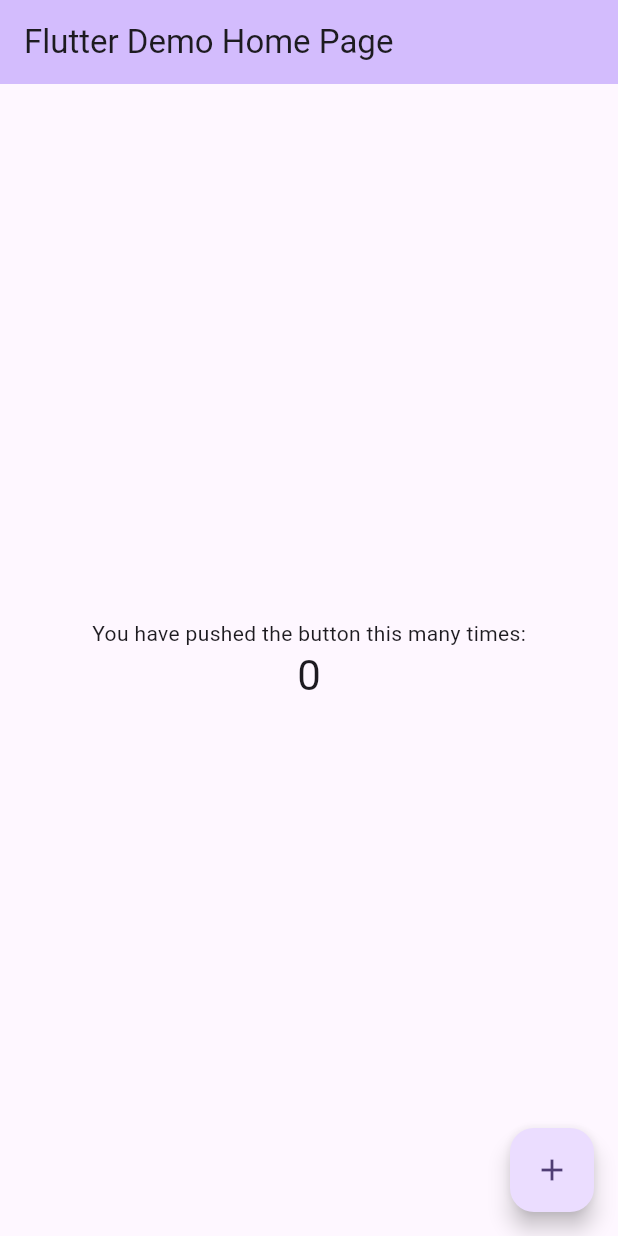
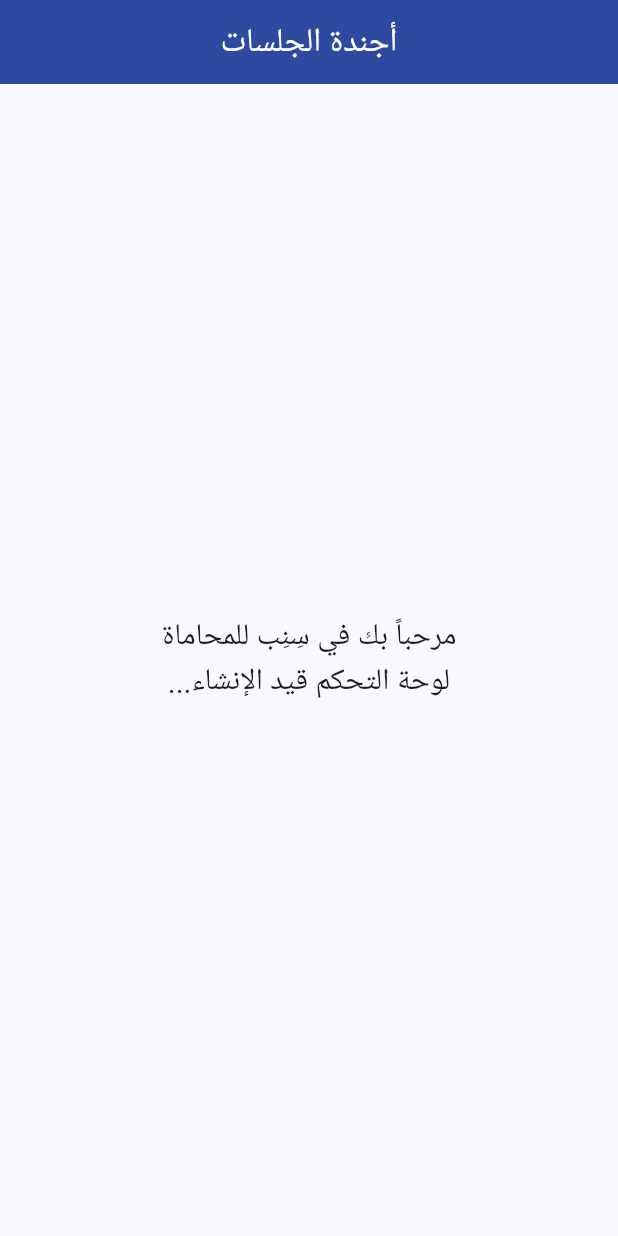
Before and after one commit to Eslam-naser489/Seneb_law_flutter, a Flutter app: the screen it shows after launch, on a phone screen of 412 x 824 dp. Run offline on Flutter 3.47's test engine with Material 3 defaults, Android fonts, the phone set to English and light mode, and no system bars; our stand-ins replace go_router, lottie.

Commit message:
feat(core): setup RTL localization and primary theme

````diff
--- a/analysis_options.yaml
+++ b/analysis_options.yaml
@@ -7,6 +7,11 @@
 
 # The following line activates a set of recommended lints for Flutter apps,
 # packages, and plugins designed to encourage good coding practices.
+analyzer:
+  exclude:
+    - build/**
+    - android/**
+    - windows/**
 include: package:flutter_lints/flutter.yaml
 
 linter:
--- /dev/null
+++ b/l10n.yaml
@@ -0,0 +1,3 @@
+arb-dir: lib/l10n
+template-arb-file: app_en.arb
+output-localization-file: app_localizations.dart
--- /dev/null
+++ b/lib/app/router.dart
@@ -0,0 +1,17 @@
+import 'package:go_router/go_router.dart';
+import 'package:seneb_law/features/dashboard/presentation/dashboard_screen.dart';
+import 'package:seneb_law/features/splash/presentation/splash_screen.dart';
+
+final appRouter = GoRouter(
+  initialLocation: '/',
+  routes: [
+    GoRoute(
+      path: '/',
+      builder: (context, state) => const SplashScreen(),
+    ),
+    GoRoute(
+      path: '/dashboard',
+      builder: (context, state) => const DashboardScreen(),
+    ),
+  ],
+);
--- /dev/null
+++ b/lib/app/theme/app_theme.dart
@@ -0,0 +1,25 @@
+import 'package:flutter/material.dart';
+
+class AppTheme {
+  // لون ميزان العدالة الكحلي
+  static const Color primaryBlue = Color(0xFF2E49A0);
+  // لون الريشة الذهبي[cite: 2]
+  static const Color primaryGold = Color(0xFFD2A645);
+
+  static ThemeData get lightTheme {
+    return ThemeData(
+      colorScheme: ColorScheme.fromSeed(
+        seedColor: primaryBlue,
+        primary: primaryBlue,
+        secondary: primaryGold,
+        brightness: Brightness.light,
+      ),
+      useMaterial3: true,
+      appBarTheme: const AppBarTheme(
+        backgroundColor: primaryBlue,
+        foregroundColor: Colors.white,
+        centerTitle: true,
+      ),
+    );
+  }
+}
--- /dev/null
+++ b/lib/features/dashboard/presentation/dashboard_screen.dart
@@ -0,0 +1,25 @@
+import 'package:flutter/material.dart';
+import 'package:seneb_law/l10n/app_localizations.dart';
+
+
+class DashboardScreen extends StatelessWidget {
+  const DashboardScreen({super.key});
+
+  @override
+  Widget build(BuildContext context) {
+    final l10n = AppLocalizations.of(context)!;
+
+    return Scaffold(
+      appBar: AppBar(
+        title: Text(l10n.dashboardTitle),
+      ),
+      body: Center(
+        child: Text(
+          'مرحباً بك في ${l10n.appTitle}\nلوحة التحكم قيد الإنشاء...',
+          textAlign: TextAlign.center,
+          style: const TextStyle(fontSize: 20),
+        ),
+      ),
+    );
+  }
+}
--- /dev/null
+++ b/lib/l10n/app_ar.arb
@@ -0,0 +1,4 @@
+{
+  "appTitle": "سِنِب للمحاماة",
+  "dashboardTitle": "أجندة الجلسات"
+}
--- /dev/null
+++ b/lib/l10n/app_en.arb
@@ -0,0 +1,4 @@
+{
+  "appTitle": "Seneb Law",
+  "dashboardTitle": "Hearings Agenda"
+}
--- /dev/null
+++ b/lib/l10n/app_localizations.dart
@@ -0,0 +1,146 @@
+import 'dart:async';
+
+import 'package:flutter/foundation.dart';
+import 'package:flutter/widgets.dart';
+import 'package:flutter_localizations/flutter_localizations.dart';
+import 'package:intl/intl.dart' as intl;
+
+import 'app_localizations_ar.dart';
+import 'app_localizations_en.dart';
+
+// ignore_for_file: type=lint
+
+/// Callers can lookup localized strings with an instance of AppLocalizations
+/// returned by `AppLocalizations.of(context)`.
+///
+/// Applications need to include `AppLocalizations.delegate()` in their app's
+/// `localizationDelegates` list, and the locales they support in the app's
+/// `supportedLocales` list. For example:
+///
+/// ```dart
+/// import 'l10n/app_localizations.dart';
+///
+/// return MaterialApp(
+///   localizationsDelegates: AppLocalizations.localizationsDelegates,
+///   supportedLocales: AppLocalizations.supportedLocales,
+///   home: MyApplicationHome(),
+/// );
+/// ```
+///
+/// ## Update pubspec.yaml
+///
+/// Please make sure to update your pubspec.yaml to include the following
+/// packages:
+///
+/// ```yaml
+/// dependencies:
+///   # Internationalization support.
+///   flutter_localizations:
+///     sdk: flutter
+///   intl: any # Use the pinned version from flutter_localizations
+///
+///   # Rest of dependencies
+/// ```
+///
+/// ## iOS Applications
+///
+/// iOS applications define key application metadata, including supported
+/// locales, in an Info.plist file that is built into the application bundle.
+/// To configure the locales supported by your app, you’ll need to edit this
+/// file.
+///
+/// First, open your project’s ios/Runner.xcworkspace Xcode workspace file.
+/// Then, in the Project Navigator, open the Info.plist file under the Runner
+/// project’s Runner folder.
+///
+/// Next, select the Information Property List item, select Add Item from the
+/// Editor menu, then select Localizations from the pop-up menu.
+///
+/// Select and expand the newly-created Localizations item then, for each
+/// locale your application supports, add a new item and select the locale
+/// you wish to add from the pop-up menu in the Value field. This list should
+/// be consistent with the languages listed in the AppLocalizations.supportedLocales
+/// property.
+abstract class AppLocalizations {
+  AppLocalizations(String locale)
+    : localeName = intl.Intl.canonicalizedLocale(locale.toString());
+
+  final String localeName;
+
+  static AppLocalizations? of(BuildContext context) {
+    return Localizations.of<AppLocalizations>(context, AppLocalizations);
+  }
+
+  static const LocalizationsDelegate<AppLocalizations> delegate =
+      _AppLocalizationsDelegate();
+
+  /// A list of this localizations delegate along with the default localizations
+  /// delegates.
+  ///
+  /// Returns a list of localizations delegates containing this delegate along with
+  /// GlobalMaterialLocalizations.delegate, GlobalCupertinoLocalizations.delegate,
+  /// and GlobalWidgetsLocalizations.delegate.
+  ///
+  /// Additional delegates can be added by appending to this list in
+  /// MaterialApp. This list does not have to be used at all if a custom list
+  /// of delegates is preferred or required.
+  static const List<LocalizationsDelegate<dynamic>> localizationsDelegates =
+      <LocalizationsDelegate<dynamic>>[
+        delegate,
+        GlobalMaterialLocalizations.delegate,
+        GlobalCupertinoLocalizations.delegate,
+        GlobalWidgetsLocalizations.delegate,
+      ];
+
+  /// A list of this localizations delegate's supported locales.
+  static const List<Locale> supportedLocales = <Locale>[
+    Locale('ar'),
+    Locale('en'),
+  ];
+
+  /// No description provided for @appTitle.
+  ///
+  /// In en, this message translates to:
+  /// **'Seneb Law'**
+  String get appTitle;
+
+  /// No description provided for @dashboardTitle.
+  ///
+  /// In en, this message translates to:
+  /// **'Hearings Agenda'**
+  String get dashboardTitle;
+}
+
+class _AppLocalizationsDelegate
+    extends LocalizationsDelegate<AppLocalizations> {
+  const _AppLocalizationsDelegate();
+
+  @override
+  Future<AppLocalizations> load(Locale locale) {
+    return SynchronousFuture<AppLocalizations>(lookupAppLocalizations(locale));
+  }
+
+  @override
+  bool isSupported(Locale locale) =>
+      <String>['ar', 'en'].contains(locale.languageCode);
+
+  @override
+  bool shouldReload(_AppLocalizationsDelegate old) => false;
+}
+
+AppLocalizations lookupAppLocalizations(Locale locale) {
+  // Lookup logic when only language code is specified.
+  switch (locale.languageCode) {
+    case 'ar':
+      return AppLocalizationsAr();
+    case 'en':
+      return AppLocalizationsEn();
+  }
+
+  throw FlutterError(
+    'AppLocalizations.delegate failed to load unsupported locale "$locale". This is likely '
+    'an issue with the localizations generation tool. Please file an issue '
+    'on GitHub with a reproducible sample app and the gen-l10n configuration '
+    'that was used.',
+  );
+}
--- /dev/null
+++ b/lib/l10n/app_localizations_ar.dart
@@ -0,0 +1,16 @@
+// ignore: unused_import
+import 'package:intl/intl.dart' as intl;
+import 'app_localizations.dart';
+
+// ignore_for_file: type=lint
+
+/// The translations for Arabic (`ar`).
+class AppLocalizationsAr extends AppLocalizations {
+  AppLocalizationsAr([String locale = 'ar']) : super(locale);
+
+  @override
+  String get appTitle => 'سِنِب للمحاماة';
+
+  @override
+  String get dashboardTitle => 'أجندة الجلسات';
+}
--- a/lib/main.dart
+++ b/lib/main.dart
@@ -1,122 +1,36 @@
 import 'package:flutter/material.dart';
+import 'package:flutter_localizations/flutter_localizations.dart';
+import 'package:seneb_law/app/router.dart';
+import 'package:seneb_law/app/theme/app_theme.dart';
+import 'package:seneb_law/l10n/app_localizations.dart';
 
 void main() {
-  runApp(const MyApp());
+  WidgetsFlutterBinding.ensureInitialized();
+  runApp(const SenebLawApp());
 }
 
-class MyApp extends StatelessWidget {
-  const MyApp({super.key});
+class SenebLawApp extends StatelessWidget {
+  const SenebLawApp({super.key});
 
-  // This widget is the root of your application.
   @override
   Widget build(BuildContext context) {
-    return MaterialApp(
-      title: 'Flutter Demo',
-      theme: ThemeData(
-        // This is the theme of your application.
-        //
-        // TRY THIS: Try running your application with "flutter run". You'll see
-        // the application has a purple toolbar. Then, without quitting the app,
-        // try changing the seedColor in the colorScheme below to Colors.green
-        // and then invoke "hot reload" (save your changes or press the "hot
-        // reload" button in a Flutter-supported IDE, or press "r" if you used
-        // the command line to start the app).
-        //
-        // Notice that the counter didn't reset back to zero; the application
-        // state is not lost during the reload. To reset the state, use hot
-        // restart instead.
-        //
-        // This works for code too, not just values: Most code changes can be
-        // tested with just a hot reload.
-        colorScheme: .fromSeed(seedColor: Colors.deepPurple),
-      ),
-      home: const MyHomePage(title: 'Flutter Demo Home Page'),
+    return MaterialApp.router(
+      // تحديد اللغة العربية كلغة أساسية وإجبارية للتطبيق
+      locale: const Locale('ar'),
+      localizationsDelegates: const [
+        AppLocalizations.delegate,
+        GlobalMaterialLocalizations.delegate,
+        GlobalWidgetsLocalizations.delegate,
+        GlobalCupertinoLocalizations.delegate,
+      ],
+      supportedLocales: const [
+        Locale('ar'),
+        Locale('en'),
+      ],
+      onGenerateTitle: (context) => AppLocalizations.of(context)!.appTitle,
+      theme: AppTheme.lightTheme,
+      routerConfig: appRouter,
+      debugShowCheckedModeBanner: false,
     );
   }
 }
-
-class MyHomePage extends StatefulWidget {
-  const MyHomePage({super.key, required this.title});
-
-  // This widget is the home page of your application. It is stateful, meaning
-  // that it has a State object (defined below) that contains fields that affect
-  // how it looks.
-
-  // This class is the configuration for the state. It holds the values (in this
-  // case the title) provided by the parent (in this case the App widget) and
-  // used by the build method of the State. Fields in a Widget subclass are
-  // always marked "final".
-
-  final String title;
-
-  @override
-  State<MyHomePage> createState() => _MyHomePageState();
-}
-
-class _MyHomePageState extends State<MyHomePage> {
-  int _counter = 0;
-
-  void _incrementCounter() {
-    setState(() {
-      // This call to setState tells the Flutter framework that something has
-      // changed in this State, which causes it to rerun the build method below
-      // so that the display can reflect the updated values. If we changed
-      // _counter without calling setState(), then the build method would not be
-      // called again, and so nothing would appear to happen.
-      _counter++;
-    });
-  }
-
-  @override
-  Widget build(BuildContext context) {
-    // This method is rerun every time setState is called, for instance as done
-    // by the _incrementCounter method above.
-    //
-    // The Flutter framework has been optimized to make rerunning build methods
-    // fast, so that you can just rebuild anything that needs updating rather
-    // than having to individually change instances of widgets.
-    return Scaffold(
-      appBar: AppBar(
-        // TRY THIS: Try changing the color here to a specific color (to
-        // Colors.amber, perhaps?) and trigger a hot reload to see the AppBar
-        // change color while the other colors stay the same.
-        backgroundColor: Theme.of(context).colorScheme.inversePrimary,
-        // Here we take the value from the MyHomePage object that was created by
-        // the App.build method, and use it to set our appbar title.
-        title: Text(widget.title),
-      ),
-      body: Center(
-        // Center is a layout widget. It takes a single child and positions it
-        // in the middle of the parent.
-        child: Column(
-          // Column is also a layout widget. It takes a list of children and
-          // arranges them vertically. By default, it sizes itself to fit its
-          // children horizontally, and tries to be as tall as its parent.
-          //
-          // Column has various properties to control how it sizes itself and
-          // how it positions its children. Here we use mainAxisAlignment to
-          // center the children vertically; the main axis here is the vertical
-          // axis because Columns are vertical (the cross axis would be
-          // horizontal).
-          //
-          // TRY THIS: Invoke "debug painting" (choose the "Toggle Debug Paint"
-          // action in the IDE, or press "p" in the console), to see the
-          // wireframe for each widget.
-          mainAxisAlignment: .center,
-          children: [
-            const Text('You have pushed the button this many times:'),
-            Text(
-              '$_counter',
-              style: Theme.of(context).textTheme.headlineMedium,
-            ),
-          ],
-        ),
-      ),
-      floatingActionButton: FloatingActionButton(
-        onPressed: _incrementCounter,
-        tooltip: 'Increment',
-        child: const Icon(Icons.add),
-      ),
-    );
-  }
-}
````
Also changed, not shown: lib/features/splash/presentation/splash_screen.dart (added, +42 -0 lines), lib/l10n/app_localizations_en.dart (added, +16 -0 lines), pubspec.yaml (+7 -63 lines), pubspec.lock, 1 other file.
